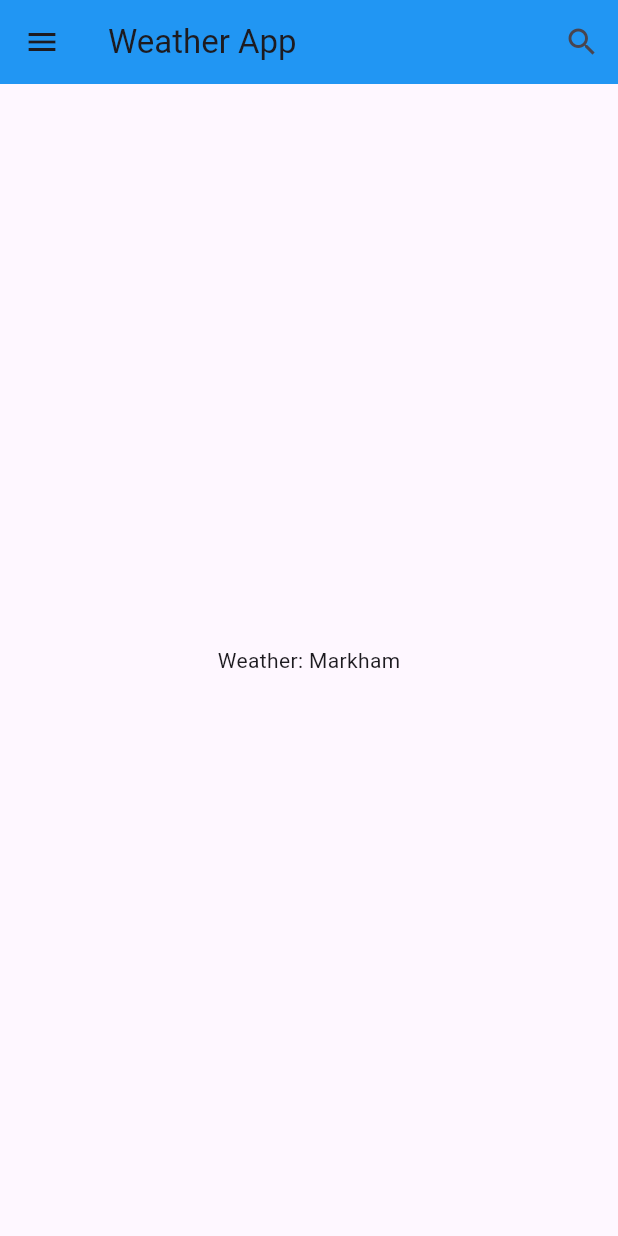
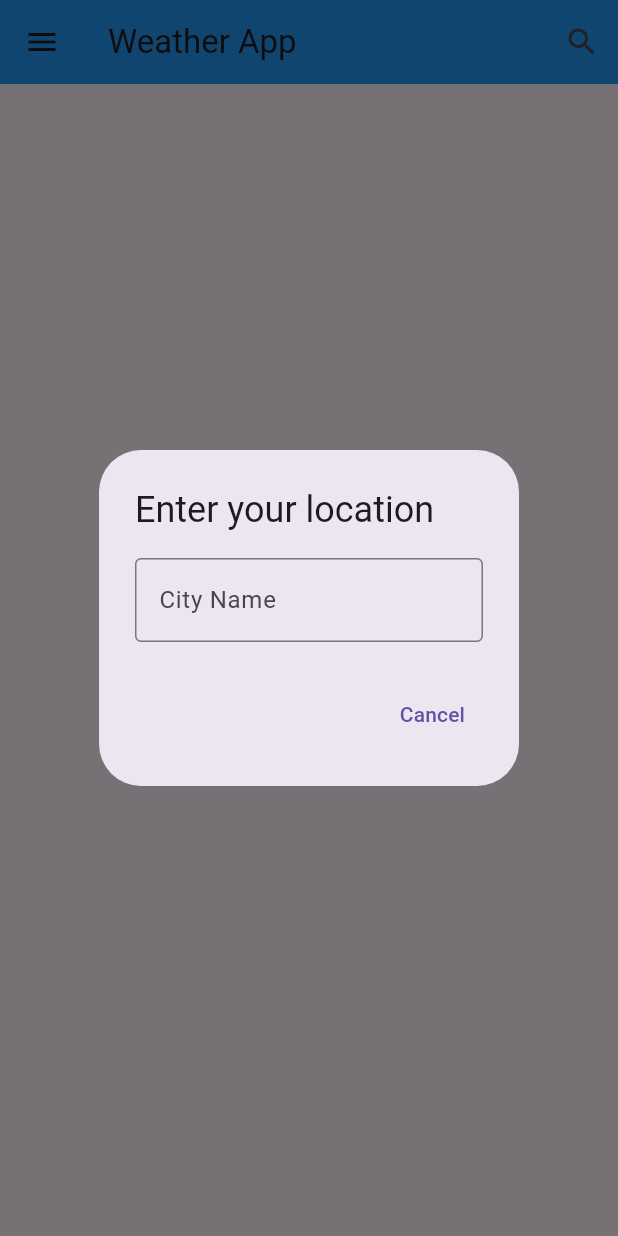
Before and after one commit to conrad-mo/weatherapp, a Flutter app: the screen it shows after launch, after a tap on the "search" icon, on a phone screen of 412 x 824 dp. Run offline on Flutter 3.47's test engine with Material 2 defaults, Android fonts, the light colour scheme and no system bars.

Commit message:
OK SCUFFED AS FUCK (have alert and textfield now but colour scheme is fucked because of mui3)

```diff
--- a/lib/components/navbar.dart
+++ b/lib/components/navbar.dart
@@ -10,6 +10,14 @@ class LocationDrawer extends StatefulWidget {
 }
 
 class _LocationDrawerState extends State<LocationDrawer> {
+  late TextEditingController _controller;
+
+  @override
+  void initState() {
+    super.initState();
+    _controller = TextEditingController();
+  }
+
   @override
   Widget build(BuildContext context) {
     return Scaffold(
@@ -18,13 +26,38 @@ class _LocationDrawerState extends State<LocationDrawer> {
         backgroundColor: Colors.blue,
         actions: <Widget>[
           IconButton(
+            onPressed: () => showDialog<String>(
+              context: context,
+              barrierDismissible: false,
+              builder: (BuildContext context) => AlertDialog(
+                title: const Text('Enter your location'),
+                content: TextField(
+                  controller: _controller,
+                  onSubmitted: (String value) async {
+                    Navigator.pop(context);
+                    setState(() {
+                      globals.locationlist.add(value);
+                      _controller.clear();
+                    });
+                  },
+                  decoration: const InputDecoration(
+                    border: OutlineInputBorder(),
+                    hintText: 'City Name',
+                  ),
+                ),
+                actions: <Widget>[
+                  TextButton(
+                    onPressed: () {
+                      Navigator.pop(context, 'Cancel');
+                      _controller.clear();
+                    },
+                    child: const Text('Cancel'),
+                  ),
+                ],
+              ),
+            ),
             icon: const Icon(Icons.search),
             tooltip: 'Add new location',
-            onPressed: () {
-              setState(() {
-                globals.locationlist.add('place');
-              });
-            },
           ),
         ],
       ),
@@ -65,7 +98,7 @@ class _LocationDrawerState extends State<LocationDrawer> {
       ),
       body: IndexedStack(
         index: globals.currentIndex,
-        children: [
+        children: const [
           weatherpage.WeatherHome(),
           //LocationTwo(),
         ],
```
